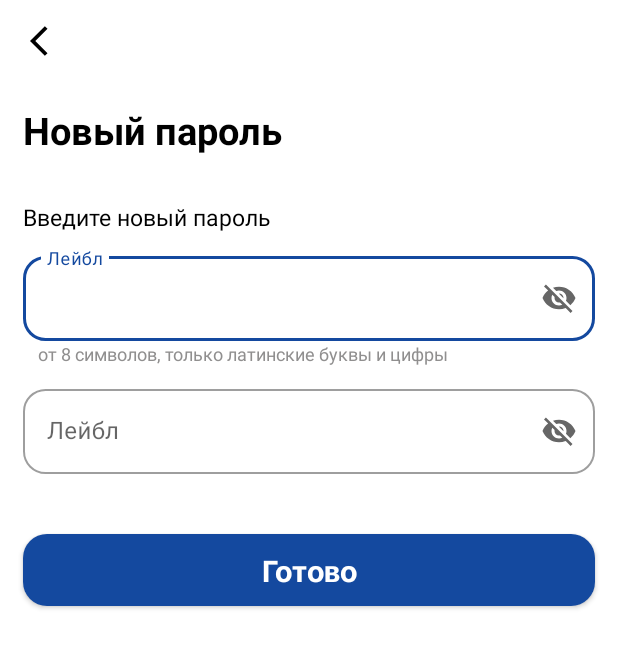
After one commit to Ru7tam/Electron, an Android app: the NewPassword screen opened directly, with no data from a screen before it, on a phone screen of 412 x 824 dp. The commit adds this screen. Shown: the top 648 px of the screen. Run offline under Robolectric (Android 15) with nearby library versions, the phone set to English and light mode, and no system bars.

Commit message:
Created Restore Password to demo mode

```diff
--- /dev/null
+++ b/app/src/main/java/com/example/house_analysis/NewPassword.kt
@@ -0,0 +1,23 @@
+package com.example.house_analysis
+
+import androidx.appcompat.app.AppCompatActivity
+import android.os.Bundle
+import com.example.house_analysis.databinding.ActivityNewPasswordBinding
+
+class NewPassword : AppCompatActivity() {
+    private lateinit var binding:ActivityNewPasswordBinding
+    override fun onCreate(savedInstanceState: Bundle?) {
+        binding = ActivityNewPasswordBinding.inflate(layoutInflater)
+        super.onCreate(savedInstanceState)
+        setContentView(binding.root)
+        forBackButton()
+        supportActionBar?.hide()
+    }
+
+    fun forBackButton(){
+        binding.backButton.setOnClickListener {
+            finish()
+        }
+    }
+
+}
--- /dev/null
+++ b/app/src/main/res/layout/activity_new_password.xml
@@ -0,0 +1,124 @@
+<?xml version="1.0" encoding="utf-8"?>
+<androidx.constraintlayout.widget.ConstraintLayout xmlns:android="http://schemas.android.com/apk/res/android"
+    xmlns:app="http://schemas.android.com/apk/res-auto"
+    xmlns:tools="http://schemas.android.com/tools"
+    android:layout_width="match_parent"
+    android:layout_height="match_parent"
+    tools:context=".SignInActivity">
+
+    <ImageView
+        android:id="@+id/backButton"
+        android:layout_width="wrap_content"
+        android:layout_height="wrap_content"
+        android:paddingStart="20dp"
+        android:paddingTop="15dp"
+        android:src="@drawable/back_drawable"
+        app:layout_constraintStart_toStartOf="parent"
+        app:layout_constraintTop_toTopOf="parent" />
+
+    <TextView
+        android:id="@+id/accountLogin"
+        android:layout_width="0dp"
+        android:layout_height="wrap_content"
+        android:layout_marginHorizontal="15dp"
+        android:paddingTop="30dp"
+        android:text="@string/newPassword"
+        android:textColor="@color/black"
+        android:textSize="25sp"
+        android:textStyle="bold"
+        app:layout_constraintStart_toStartOf="parent"
+        app:layout_constraintTop_toBottomOf="@id/backButton" />
+
+    <TextView
+        android:id="@+id/ifUHave"
+        android:layout_width="290dp"
+        android:layout_height="wrap_content"
+        android:layout_marginHorizontal="15dp"
+        android:paddingTop="30dp"
+        android:text="@string/enterNewPassword"
+        android:textColor="@color/black"
+        android:textSize="15sp"
+        app:layout_constraintStart_toStartOf="parent"
+        app:layout_constraintTop_toBottomOf="@id/accountLogin" />
+
+    <com.google.android.material.textfield.TextInputLayout
+        android:id="@+id/editTextMail"
+        style="@style/Widget.MaterialComponents.TextInputLayout.OutlinedBox"
+        android:layout_width="0dp"
+        android:layout_height="wrap_content"
+        android:layout_marginHorizontal="15dp"
+
+        android:layout_marginTop="10dp"
+        android:hint="Лейбл"
+        app:boxCornerRadiusBottomEnd="@dimen/cornerRaduisInput"
+        app:boxCornerRadiusBottomStart="@dimen/cornerRaduisInput"
+        app:boxCornerRadiusTopEnd="@dimen/cornerRaduisInput"
+        app:boxCornerRadiusTopStart="@dimen/cornerRaduisInput"
+        app:endIconMode="password_toggle"
+        app:layout_constraintEnd_toEndOf="parent"
+        app:layout_constraintStart_toStartOf="parent"
+        app:layout_constraintTop_toBottomOf="@id/ifUHave">
+
+        <com.google.android.material.textfield.TextInputEditText
+            android:layout_width="match_parent"
+            android:layout_height="wrap_content" />
+
+    </com.google.android.material.textfield.TextInputLayout>
+
+    <TextView
+        android:id="@+id/validationforpass"
+        android:layout_width="290dp"
+        android:layout_height="wrap_content"
+        android:layout_marginHorizontal="25dp"
+        android:text="@string/validationForPass"
+        android:textColor="@color/validationforpass"
+        android:textSize="12sp"
+
+        app:layout_constraintStart_toStartOf="parent"
+        app:layout_constraintTop_toBottomOf="@id/editTextMail" />
+
+    <com.google.android.material.textfield.TextInputLayout
+        android:id="@+id/editTextPassword"
+        style="@style/Widget.MaterialComponents.TextInputLayout.OutlinedBox"
+        android:layout_width="0dp"
+        android:layout_height="wrap_content"
+        android:layout_marginHorizontal="15dp"
+
+        android:layout_marginTop="10dp"
+        android:hint="Лейбл"
+        app:boxCornerRadiusBottomEnd="@dimen/cornerRaduisInput"
+        app:boxCornerRadiusBottomStart="@dimen/cornerRaduisInput"
+        app:boxCornerRadiusTopEnd="@dimen/cornerRaduisInput"
+        app:boxCornerRadiusTopStart="@dimen/cornerRaduisInput"
+        app:endIconMode="password_toggle"
+        app:layout_constraintEnd_toEndOf="parent"
+        app:layout_constraintStart_toStartOf="parent"
+        app:layout_constraintTop_toBottomOf="@id/validationforpass">
+
+        <com.google.android.material.textfield.TextInputEditText
+            android:layout_width="match_parent"
+            android:layout_height="wrap_content" />
+
+    </com.google.android.material.textfield.TextInputLayout>
+
+
+    <Button
+        android:id="@+id/readyButton"
+        style="@style/buttonSignUp"
+        android:layout_width="match_parent"
+        android:layout_height="wrap_content"
+        android:layout_marginTop="40dp"
+        android:backgroundTint="@color/main_color"
+        android:fontFamily="@font/sfprodisplaybold"
+        android:paddingTop="10dp"
+        android:paddingBottom="10dp"
+        android:text="@string/readyText"
+        android:textAllCaps="false"
+        android:textSize="20sp"
+        android:textStyle="bold"
+        app:layout_constraintEnd_toEndOf="parent"
+        app:layout_constraintStart_toStartOf="parent"
+        app:layout_constraintTop_toBottomOf="@id/editTextPassword" />
+
+
+</androidx.constraintlayout.widget.ConstraintLayout>
--- a/app/src/main/res/values/colors.xml
+++ b/app/src/main/res/values/colors.xml
@@ -2,6 +2,7 @@
 <resources>
     <color name="logo">#2C74B9</color>
     <color name="main_color">#14499F</color>
+    <color name="validationforpass">#908F8F</color>
     <color name="logo_bottom_text">#0E1C36</color>
     <color name="purple_200">#FFBB86FC</color>
     <color name="purple_500">#FF6200EE</color>
--- a/app/src/main/res/values/strings.xml
+++ b/app/src/main/res/values/strings.xml
@@ -9,4 +9,13 @@
     <string name="ifUHaveAccount">Войдите в личный кабинет, если у вас уже есть аккаунт</string>
 
     <string name="forgotPassword">Забыли пароль?</string>
+    <string name="enterEmailText">Введите e-mail, указанный при регистрации. На почту придет код для восстановления пароля</string>
+    <string name="restorePassword">Восстановление пароля</string>
+    <string name="enterCodeText">Введите код, отправленный на e-mail</string>
+    <string name="codeText">Код</string>
+    <string name="readyText">Готово</string>
+    <string name="newPassword">Новый пароль</string>
+    <string name="enterNewPassword">Введите новый пароль</string>
+    <string name="validationForPass">от 8 символов, только латинские буквы и цифры</string>
+    <string name="changePassword">Изменить пароль</string>
 </resources>
--- a/app/src/main/res/values/themes.xml
+++ b/app/src/main/res/values/themes.xml
@@ -18,6 +18,7 @@
         <item name="android:layout_marginStart">15dp</item>
         <item name="android:layout_marginTop">10dp</item>
         <item name="android:layout_marginEnd">15dp</item>
+        <item name="android:textColor">@color/white</item>
         <item name="android:layout_marginBottom">10dp</item>
         <item name="android:background">@drawable/button_sign_up</item>
     </style>
--- a/build.gradle
+++ b/build.gradle
@@ -1,6 +1,6 @@
 // Top-level build file where you can add configuration options common to all sub-projects/modules.
 plugins {
-    id 'com.android.application' version '7.4.2' apply false
-    id 'com.android.library' version '7.4.2' apply false
+    id 'com.android.application' version '8.0.1' apply false
+    id 'com.android.library' version '8.0.1' apply false
     id 'org.jetbrains.kotlin.android' version '1.8.0' apply false
 }
--- a/gradle.properties
+++ b/gradle.properties
@@ -21,3 +21,5 @@ kotlin.code.style=official
 # resources declared in the library itself and none from the library's dependencies,
 # thereby reducing the size of the R class for that library
 android.nonTransitiveRClass=true
+android.defaults.buildfeatures.buildconfig=true
+android.nonFinalResIds=false
```
Also changed, not shown: app/src/main/AndroidManifest.xml (+10 -1 lines), app/src/main/java/com/example/house_analysis/RestorePass.kt (added, +32 -0 lines), app/src/main/java/com/example/house_analysis/RestorePassSecond.kt (added, +33 -0 lines), app/src/main/java/com/example/house_analysis/SignInActivity.kt (+8 -18 lines), app/src/main/res/layout/activity_restore_pass.xml (added, +84 -0 lines), app/src/main/res/layout/activity_restore_pass_second.xml (added, +108 -0 lines), app/src/main/res/layout/activity_sign_in.xml (+6 -7 lines), app/src/main/res/font/sfprodisplaybold.otf (added), gradle/wrapper/gradle-wrapper.properties.
